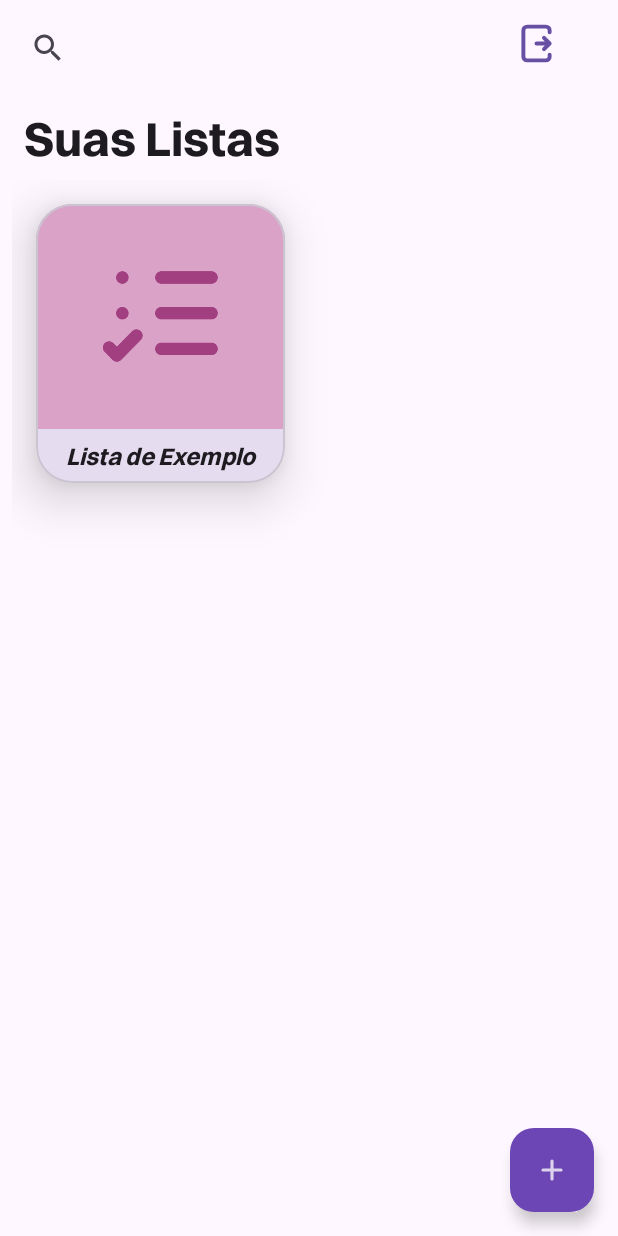
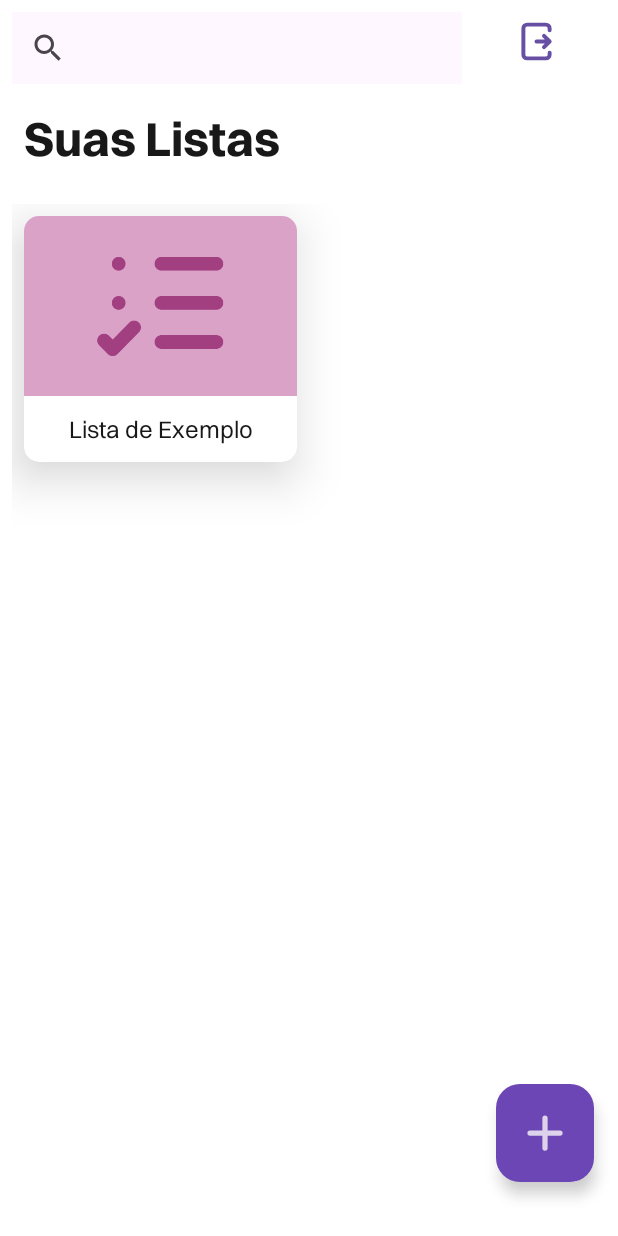
Before and after one commit to jeftomaz/Kotlist, an Android app: the screen it shows after launch (ListsActivity), after a tap on "ACESSAR CONTA", on a phone screen of 412 x 824 dp. Run offline under Robolectric (Android 15) with nearby library versions, the phone set to English and light mode, and no system bars; 1 other tap on this screen came first.

Commit message:
feat: improved interfaces and items grouping added

```diff
--- a/app/src/main/java/com/example/kotlist/data/repository/UserRepository.kt
+++ b/app/src/main/java/com/example/kotlist/data/repository/UserRepository.kt
@@ -4,7 +4,7 @@ import com.example.kotlist.data.model.User
 
 object UserRepository {
     private val users = mutableListOf<User>()
-    private lateinit var userLoggedIn: User
+    private var userLoggedIn: User? = null
 
     fun signUpUser(newUser: User) {
         users.add(newUser)
@@ -16,7 +16,7 @@ object UserRepository {
         }
     }
 
-    fun getUserLoggedIn(): User {
+    fun getUserLoggedIn(): User? {
         return userLoggedIn
     }
 
--- a/app/src/main/java/com/example/kotlist/layoutlogic/ListsActivity.kt
+++ b/app/src/main/java/com/example/kotlist/layoutlogic/ListsActivity.kt
@@ -1,18 +1,25 @@
 package com.example.kotlist.layoutlogic
 
 import android.content.Intent
+import android.graphics.Color
 import android.os.Bundle
 import android.view.View
 import android.widget.Toast
+import androidx.activity.SystemBarStyle
+import androidx.activity.enableEdgeToEdge
 import androidx.appcompat.app.AppCompatActivity
 import androidx.recyclerview.widget.GridLayoutManager
 import androidx.appcompat.widget.SearchView
+import androidx.core.view.ViewCompat
+import androidx.core.view.WindowInsetsCompat
 
 import com.example.kotlist.data.model.ShoppingList
 import com.example.kotlist.data.repository.ShoppingListRepository
 import com.example.kotlist.data.repository.UserRepository
 import com.example.kotlist.databinding.ActivityListsScreenBinding
 import com.example.kotlist.R
+import com.example.kotlist.databinding.ActivityMainTempBinding
+import com.example.kotlist.layoutlogic.MainTempActivity.Companion.EXTRA_LIST_ID
 
 
 class ListsActivity : AppCompatActivity() {
@@ -23,33 +30,43 @@ class ListsActivity : AppCompatActivity() {
 
     override fun onCreate(savedInstanceState: Bundle?) {
         super.onCreate(savedInstanceState)
+        enableEdgeToEdge(
+            statusBarStyle = SystemBarStyle.light(
+                Color.TRANSPARENT, Color.TRANSPARENT
+            ),
+            navigationBarStyle = SystemBarStyle.light(
+                Color.TRANSPARENT, Color.TRANSPARENT
+            )
+        )
 
+        // ViewBinding configuration
         binding = ActivityListsScreenBinding.inflate(layoutInflater)
         setContentView(binding.root)
 
-        // Configuração inicial do Adapter
+        ViewCompat.setOnApplyWindowInsetsListener(binding.listsMain) { v, insets ->
+            val systemBars = insets.getInsets(WindowInsetsCompat.Type.systemBars())
+            v.setPadding(systemBars.left, systemBars.top, systemBars.right, systemBars.bottom)
+            insets
+        }
+
         listAdapter = ListAdapter(emptyList()) { clickedList ->
             navigateToItemDetails(clickedList)
         }
 
-        // Configuração do LayoutManager - Grid com 2 colunas
         binding.recyclerViewLists.layoutManager = GridLayoutManager(this, 2)
         binding.recyclerViewLists.adapter = listAdapter
 
-        // Ação do FAB - adicionar lista
         binding.fabAddList.setOnClickListener {
             val intent = Intent(this, AddListActivity::class.java)
             startActivity(intent)
         }
 
         binding.logoutButton.setOnClickListener {
-            Toast.makeText(this, "Viu, Bruno? Funcionou", Toast.LENGTH_SHORT).show()
+            Toast.makeText(this, "Sessão encerrada", Toast.LENGTH_SHORT).show()
             handleLogout()
         }
 
-        // Configura o listener de busca (TextWatcher)
         setupSearchListener()
-
     }
 
     override fun onResume() {
@@ -57,64 +74,44 @@ class ListsActivity : AppCompatActivity() {
         loadAndDisplayLists()
     }
 
-    // Carrega as listas e gerencia a exibição do Empty State.
     private fun loadAndDisplayLists() {
-        // 1. Carrega todas as listas e armazena
         allLists = loadAllLists()
-
         filterLists("")
     }
 
-    // Carrega todas as listas de compras usando o repositório.
     private fun loadAllLists(): List<ShoppingList> {
-        val currentUserId = UserRepository.getUserLoggedIn()?.id ?: return emptyList()
+        val currentUserId = UserRepository.getUserLoggedIn()!!.id
 
-        // Tenta buscar as listas existentes para o usuário
         var lists = ShoppingListRepository.getUserLists(currentUserId)
 
         if (lists.isEmpty()) {
             val mockList = ShoppingList(
                 title = "Lista de Exemplo",
                 coverImageUri = null,
-                // Garante que o placeholder seja aleatório
                 placeholderImageId = ShoppingListRepository.getRandomPlaceholderId(),
                 userId = currentUserId
             )
             ShoppingListRepository.addList(mockList)
 
-            // Busca a lista novamente (agora com a lista de exemplo)
             lists = ShoppingListRepository.getUserLists(currentUserId)
         }
 
         return lists
     }
 
-    // Implementação TEMPORÁRIA para navegação em detalhes do item.
     private fun navigateToItemDetails(list: ShoppingList) {
-        Toast.makeText(
-            this,
-            "A tela de itens da lista '${list.title}' ainda está em construção.",
-            Toast.LENGTH_SHORT
-        ).show()
+        val intent = Intent(this, ItemListActivity::class.java).apply {
+            putExtra(EXTRA_LIST_ID, list.id)
+        }
+        startActivity(intent)
     }
 
-     // Reseta o usuário logado e navega para a tela de Login.
     private fun handleLogout() {
-        // Resetar o usuário no repositório (limpar o estado de sessão)
         UserRepository.logoutUser()
 
-        // Criar o Intent para a tela de Login
         val intent = Intent(this, LoginActivity::class.java)
-
-        // Flags para limpar a pilha de atividades:
-        // Isso impede que o usuário volte para a ListsActivity usando o botão "Voltar".
         intent.flags = Intent.FLAG_ACTIVITY_NEW_TASK or Intent.FLAG_ACTIVITY_CLEAR_TASK
-
-        // Iniciar a nova Activity
         startActivity(intent)
-
-        // Opcional: Adicionar animação para a transição (assumindo a existência das animações)
-        overridePendingTransition(R.anim.zoom_in, R.anim.fade_out)
     }
 
     private fun setupSearchListener() {
--- a/app/src/main/java/com/example/kotlist/layoutlogic/LoginActivity.kt
+++ b/app/src/main/java/com/example/kotlist/layoutlogic/LoginActivity.kt
@@ -81,7 +81,7 @@ class LoginActivity : AppCompatActivity() {
             UserRepository.setUserLoggedIn(user)
             Toast.makeText(this, "Login SUCESSO", Toast.LENGTH_SHORT).show()
 
-            val intent = Intent(this, AddListActivity::class.java)
+            val intent = Intent(this, ListsActivity::class.java)
             intent.flags = Intent.FLAG_ACTIVITY_NEW_TASK or Intent.FLAG_ACTIVITY_CLEAR_TASK
             startActivity(intent)
             overridePendingTransition(R.anim.zoom_in, R.anim.fade_out)
--- a/app/src/main/java/com/example/kotlist/layoutlogic/MainTempActivity.kt
+++ b/app/src/main/java/com/example/kotlist/layoutlogic/MainTempActivity.kt
@@ -44,7 +44,7 @@ class MainTempActivity : AppCompatActivity() {
 
         binding.mainAddItens.setOnClickListener {
             val intent = Intent(this, AddItemActivity::class.java).apply {
-                putExtra(EXTRA_LIST_ID, ShoppingListRepository.getUserLists(UserRepository.getUserLoggedIn().id).first().id)
+                putExtra(EXTRA_LIST_ID, ShoppingListRepository.getUserLists(UserRepository.getUserLoggedIn()!!.id).first().id)
             }
             startActivity(intent)
         }
@@ -56,7 +56,7 @@ class MainTempActivity : AppCompatActivity() {
 
         binding.mainListItens.setOnClickListener {
             val intent = Intent(this, ItemListActivity::class.java).apply {
-                putExtra(EXTRA_LIST_ID, ShoppingListRepository.getUserLists(UserRepository.getUserLoggedIn().id).first().id)
+                putExtra(EXTRA_LIST_ID, ShoppingListRepository.getUserLists(UserRepository.getUserLoggedIn()!!.id).first().id)
             }
             startActivity(intent)
         }
--- a/app/src/main/res/layout/activity_lists_screen.xml
+++ b/app/src/main/res/layout/activity_lists_screen.xml
@@ -1,9 +1,12 @@
 <?xml version="1.0" encoding="utf-8"?>
-<androidx.constraintlayout.widget.ConstraintLayout xmlns:android="http://schemas.android.com/apk/res/android"
+<androidx.constraintlayout.widget.ConstraintLayout
+    xmlns:android="http://schemas.android.com/apk/res/android"
     xmlns:app="http://schemas.android.com/apk/res-auto"
+    xmlns:tools="http://schemas.android.com/tools"
     android:layout_width="match_parent"
     android:layout_height="match_parent"
-    xmlns:tools="http://schemas.android.com/tools">
+    android:id="@+id/lists_main"
+    android:background="@color/white">
 
     <com.google.android.material.appbar.AppBarLayout
         android:id="@+id/search_bar_outside"
@@ -12,9 +15,7 @@
         app:layout_constraintTop_toTopOf="parent"
         app:layout_constraintStart_toStartOf="parent"
         app:layout_constraintEnd_toStartOf="@id/logout_button"
-        android:layout_margin="@dimen/margin_small"
-
-        android:fitsSystemWindows="true">
+        android:layout_margin="@dimen/margin_small">
 
         <androidx.appcompat.widget.SearchView
             android:id="@+id/search_view"
@@ -49,8 +50,9 @@
         android:layout_width="0dp"
         android:layout_height="wrap_content"
         android:layout_margin="@dimen/margin_medium"
-        android:layout_marginTop="80dp"
+        android:layout_marginBottom="@dimen/margin_large"
         android:text="Suas Listas"
+        android:textColor="@color/softBlack"
         app:layout_constraintTop_toBottomOf="@id/search_bar_outside"
         app:layout_constraintEnd_toEndOf="parent"
         app:layout_constraintStart_toStartOf="parent" />
@@ -74,6 +76,7 @@
         android:layout_width="0dp"
         android:layout_height="0dp"
         android:padding="@dimen/margin_small"
+        android:layout_marginTop="@dimen/margin_medium"
         app:layout_constraintTop_toBottomOf="@id/text_view_section_title"
         app:layout_constraintBottom_toBottomOf="parent" app:layout_constraintStart_toStartOf="parent"
         app:layout_constraintEnd_toEndOf="parent"
@@ -83,7 +86,10 @@
         android:id="@+id/fab_add_list"
         android:layout_width="wrap_content"
         android:layout_height="wrap_content"
-        android:layout_margin="@dimen/margin_medium"
+        android:layout_marginEnd="@dimen/margin_medium"
+        android:layout_marginBottom="@dimen/margin_large"
+        app:fabCustomSize="@dimen/floating_button"
+        app:maxImageSize="40dp"
         android:src="@drawable/add_icon"
         style="@style/Widget.App.FloatActionButton.Primary"
         android:contentDescription="Adicionar Nova Lista"
--- a/app/src/main/res/layout/list_item.xml
+++ b/app/src/main/res/layout/list_item.xml
@@ -2,10 +2,12 @@
 <com.google.android.material.card.MaterialCardView
     xmlns:android="http://schemas.android.com/apk/res/android"
     xmlns:app="http://schemas.android.com/apk/res-auto"
+    android:id="@+id/list_item_card"
     android:layout_width="match_parent"
     android:layout_height="wrap_content"
     app:cardElevation="0dp"
     app:strokeWidth="0dp"
+    app:cardCornerRadius="0dp"
     app:cardBackgroundColor="@color/white">
 
     <androidx.constraintlayout.widget.ConstraintLayout
--- a/app/src/main/res/layout/list_item_grid.xml
+++ b/app/src/main/res/layout/list_item_grid.xml
@@ -3,9 +3,11 @@
     android:layout_width="match_parent"
     android:layout_height="wrap_content"
     xmlns:app="http://schemas.android.com/apk/res-auto"
-    android:layout_margin="@dimen/margin_medium"
-    app:cardCornerRadius="24dp"
-    app:cardElevation="20dp">
+    android:layout_margin="@dimen/margin_small"
+    app:cardCornerRadius="10dp"
+    app:cardElevation="20dp"
+    app:cardBackgroundColor="@color/white"
+    app:strokeWidth="0dp">
 
     <LinearLayout
         android:layout_width="match_parent"
@@ -15,7 +17,7 @@
         <ImageView
             android:id="@+id/image_view_list_photo"
             android:layout_width="match_parent"
-            android:layout_height="150dp"
+            android:layout_height="120dp"
             android:scaleType="centerCrop"
             android:src="@drawable/ic_launcher_background"
             android:contentDescription="Imagem da Lista" />
@@ -24,9 +26,11 @@
             android:id="@+id/text_view_list_title"
             android:layout_width="match_parent"
             android:layout_height="wrap_content"
-        android:padding="@dimen/margin_small"
+            android:padding="12dp"
+            android:fontFamily="@font/switzer_regular"
+            android:textSize="16sp"
             android:text="Nome da Lista"
-        style="@style/Widget.App.Heading3"
+            android:textColor="@color/softBlack"
             android:maxLines="1"
             android:ellipsize="end"
             android:gravity="center_horizontal" />
--- a/app/src/main/res/values/colors.xml
+++ b/app/src/main/res/values/colors.xml
@@ -4,6 +4,7 @@
     <color name="hardBlack">#FF000000</color>
     <color name="softBlack">#181818</color>
     <color name="white">#FFFFFFFF</color>
+    <color name="light_grey">#FFCCCCCC</color>
     <color name="grey">#FF999999</color>
 
     <color name="primary">#6B46B4</color>
--- a/app/src/main/res/values/styles.xml
+++ b/app/src/main/res/values/styles.xml
@@ -1,8 +1,20 @@
 <?xml version="1.0" encoding="utf-8"?>
 <resources>
-    <style name="Widget.App.Heading1" parent="Widget.MaterialComponents.TextInputLayout.OutlinedBox">
+    <style name="Widget.App.Heading1" parent="">
         <item name="android:textSize">32sp</item>
         <item name="android:textStyle">bold</item>
+        <item name="fontFamily">@font/switzer_bold</item>
+    </style>
+
+    <style name="Widget.App.Heading2" parent="">
+        <item name="android:textSize">24sp</item>
+        <item name="android:textStyle">bold</item>
+        <item name="fontFamily">@font/switzer_bold</item>
+    </style>
+
+    <style name="Widget.App.Heading3" parent="">
+        <item name="android:textSize">16sp</item>
+        <item name="android:textStyle">normal</item>
         <item name="fontFamily">@font/switzer_bold</item>
     </style>
 
@@ -34,18 +46,6 @@
     <style name="Widget.App.Input" parent="Widget.Material3.TextInputEditText.OutlinedBox">
         <item name="fontFamily">@font/switzer_regular</item>
         <item name="android:textColor">@color/softBlack</item>
-    </style>
-
-    <style name="Widget.App.Heading2" parent="Widget.MaterialComponents.TextInputLayout.OutlinedBox">
-        <item name="android:textSize">24sp</item>
-        <item name="android:textStyle">bold</item>
-        <item name="fontFamily">@font/switzer_bold</item>
-    </style>
-
-    <style name="Widget.App.Heading3" parent="Widget.MaterialComponents.TextInputLayout.OutlinedBox">
-        <item name="android:textSize">16sp</item>
-        <item name="android:textStyle">italic</item>
-        <item name="fontFamily">@font/switzer_bold</item>
     </style>
 
     <style name="Widget.App.body" parent="Widget.MaterialComponents.TextInputLayout.OutlinedBox">
```
Also changed, not shown: app/src/main/java/com/example/kotlist/layoutlogic/AddListActivity.kt (+2 -5 lines), app/src/main/java/com/example/kotlist/layoutlogic/ItemListActivity.kt (+39 -3 lines), app/src/main/java/com/example/kotlist/layoutlogic/ItemListAdapter.kt (+40 -15 lines), app/src/main/res/layout/activity_item_list.xml (+5 -2 lines). Lines whose indentation alone changed are shown as unchanged.
